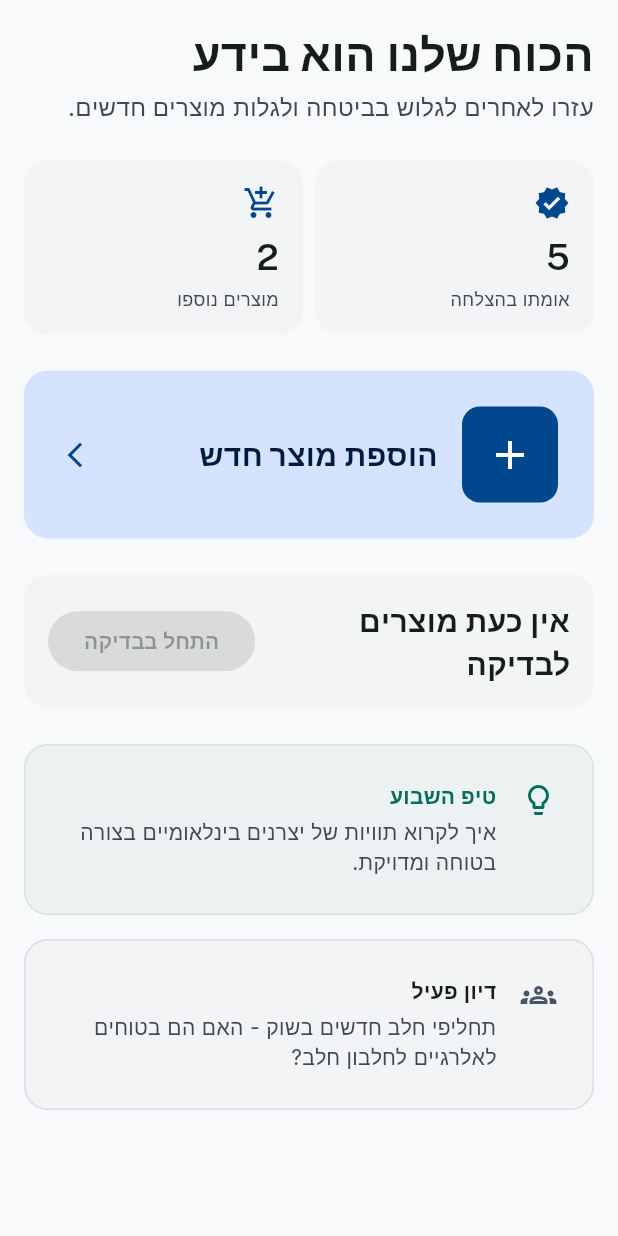
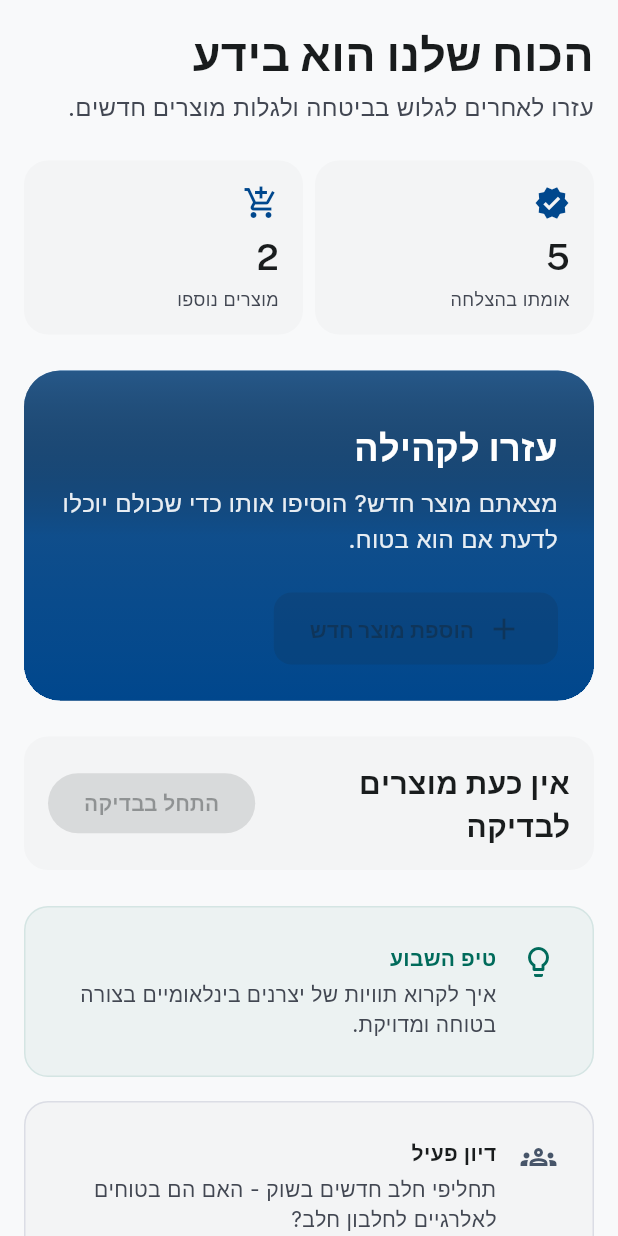
Before and after one commit to Maortz/allergy-detector, a Flutter app: the CommunityScreen widget shown alone on an empty page, opened directly, on a phone screen of 412 x 824 dp. Run offline on Flutter 3.47's test engine with Material 3 defaults, Android fonts, the phone set to English and light mode, and no system bars; our stand-ins replace google_fonts, image_picker, package_info_plus, permission_handler, shared_preferences, supabase_flutter; missing offline and left inert: mobile_scanner; accounts and stored records are empty; network calls fail.

Commit message:
feat(community): rebuild help hero with image+gradient (CH6)
Co-Authored-By: Claude Sonnet 4.6 <noreply@anthropic.com>

```diff
--- a/app/lib/screens/community_screen.dart
+++ b/app/lib/screens/community_screen.dart
@@ -272,41 +272,80 @@ class _CommunityScreenState extends State<CommunityScreen> {
   }
 
   Widget _buildHelpCard() {
-    return InkWell(
-      onTap: widget.onAddProductTap,
-      borderRadius: BorderRadius.circular(16),
-      child: Container(
-        padding: const EdgeInsets.all(AppSpacing.lg),
-        decoration: BoxDecoration(
-          color: AppColors.primaryFixed,
-          borderRadius: BorderRadius.circular(16),
-        ),
-        child: Row(
-          children: [
-            Container(
-              padding: const EdgeInsets.all(AppSpacing.md),
+    return Container(
+      constraints: const BoxConstraints(minHeight: 220),
+      clipBehavior: Clip.hardEdge,
+      decoration: BoxDecoration(
+        color: AppColors.primary,
+        borderRadius: BorderRadius.circular(24),
+      ),
+      child: Stack(
+        fit: StackFit.passthrough,
+        children: [
+          Positioned.fill(
+            child: Image.asset(
+              'assets/images/community_hero.jpg',
+              fit: BoxFit.cover,
+              opacity: const AlwaysStoppedAnimation(0.30),
+              excludeFromSemantics: true,
+              errorBuilder: (_, __, ___) =>
+                  const ColoredBox(color: AppColors.primary),
+            ),
+          ),
+          Positioned.fill(
+            child: DecoratedBox(
               decoration: BoxDecoration(
-                color: AppColors.primary,
-                borderRadius: BorderRadius.circular(12),
-              ),
-              child: Icon(Icons.add, color: AppColors.onPrimary, size: 32),
-            ),
-            const SizedBox(width: AppSpacing.md),
-            Expanded(
-              child: Text(
-                'הוספת מוצר חדש',
-                style: AppTypography.h3.copyWith(
-                  color: AppColors.onPrimaryFixed,
+                gradient: LinearGradient(
+                  begin: Alignment.topCenter,
+                  end: Alignment.bottomCenter,
+                  colors: [
+                    Colors.transparent,
+                    AppColors.primary.withValues(alpha: 0.60),
+                    AppColors.primary,
+                  ],
                 ),
               ),
             ),
-            Icon(
-              Icons.arrow_forward_ios,
-              color: AppColors.onPrimaryFixedVariant,
-              size: 20,
+          ),
+          Padding(
+            padding: const EdgeInsets.all(AppSpacing.lg),
+            child: Column(
+              mainAxisAlignment: MainAxisAlignment.end,
+              crossAxisAlignment: CrossAxisAlignment.start,
+              children: [
+                Text(
+                  'עזרו לקהילה',
+                  style: AppTypography.h2.copyWith(color: AppColors.onPrimary),
+                ),
+                const SizedBox(height: AppSpacing.sm),
+                Text(
+                  'מצאתם מוצר חדש? הוסיפו אותו כדי שכולם יוכלו לדעת אם הוא בטוח.',
+                  style: AppTypography.bodyMd.copyWith(
+                    color: AppColors.onPrimary.withValues(alpha: 0.90),
+                  ),
+                ),
+                const SizedBox(height: AppSpacing.lg),
+                ElevatedButton.icon(
+                  onPressed: widget.onAddProductTap,
+                  style: ElevatedButton.styleFrom(
+                    backgroundColor: AppColors.surfaceContainerLowest,
+                    foregroundColor: AppColors.primary,
+                    padding: const EdgeInsets.symmetric(
+                      horizontal: AppSpacing.lg,
+                      vertical: AppSpacing.sm + AppSpacing.xs,
+                    ),
+                    shape: RoundedRectangleBorder(
+                      borderRadius: BorderRadius.circular(12),
+                    ),
+                    textStyle: AppTypography.labelBold,
+                  ),
+                  icon: const Icon(Icons.add, size: 24),
+                  label: const Text('הוספת מוצר חדש'),
+                ),
+              ],
             ),
-          ],
-        ),
+          ),
+        ],
       ),
     );
   }
```
Also changed, not shown: 1 other file.
